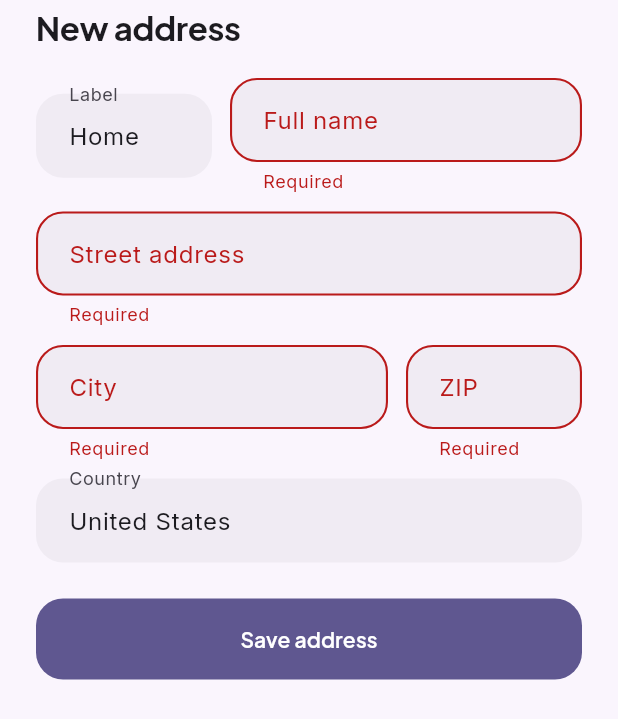
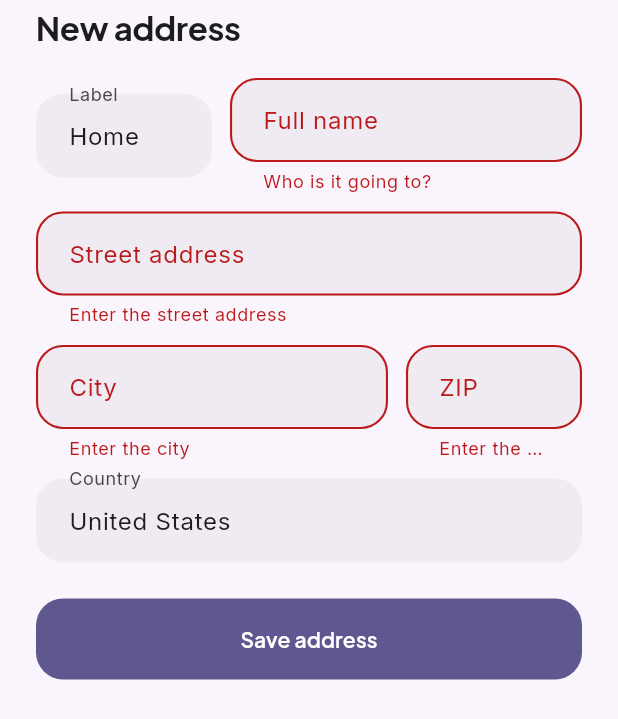
Before and after one commit to vladimirfiffie/ecommerce-app, a Flutter app: the AddressSheet widget shown alone on an empty page, opened directly, after a tap on "Save address", on a phone screen of 412 x 824 dp. Shown: the top 719 px of the screen. Run offline on Flutter 3.47's test engine with Material 3 defaults, Android fonts, the phone set to English and light mode, and no system bars; drawn by our look-alikes of dynamic_color; our stand-ins replace cached_network_image, flutter_animate, flutter_local_notifications, flutter_riverpod, go_router, google_fonts and 5 more; missing offline and left inert: haptic_kit; accounts and stored records are empty; network calls fail.

Commit message:
Make "For you" say something useful, and check what the address form takes
"For you" only ever talked about shopping. It now leads with the parcel,
which is the thing with a clock on it: an in-transit order with a
three-stage tracker and its arrival date, a just-delivered one with the
days left to send it back, and a filed return with its refund date. Rows
are ordered by urgency and capped at four — home is a shop, not a
dashboard.

Two more nudges from data already tracked: a saved item down to its last
few, and how much further the bag has to go for free delivery.

The address form accepted anything non-blank in every field — a name of
"1", a ZIP of "ABCDE", a country of "12345" — while the card form beside
it had Luhn, expiry and per-brand CVV checks. It now validates each field
properly, with US ZIPs checked strictly and everywhere else only having
to be plausible, since postcode formats differ in every country that has
them. Rules are Unicode-aware: an [a-zA-Z] name check rejects the people
it should be helping.

Also adds the keyboard types, autofill hints and field chaining the form
never had, and caps each field at the length the model will store.

Co-Authored-By: Claude Opus 5 (1M context) <noreply@anthropic.com>

```diff
--- a/lib/data/models/address.dart
+++ b/lib/data/models/address.dart
@@ -46,6 +46,98 @@ class Address {
   };
 }
 
+/// Field rules for the address form, kept beside the model so the form and
+/// its tests agree on what "valid" means.
+///
+/// Deliberately forgiving about *format* and strict about obvious nonsense:
+/// addresses worldwide are far too varied to pattern-match, but a name with no
+/// letters in it or a ZIP with the wrong digit count is a typo every time.
+abstract final class AddressValidator {
+  /// Long enough for real names and streets, short enough to stop a paste of
+  /// an entire document ending up in storage.
+  static const int maxShortField = 60;
+  static const int maxLine = 120;
+  static const int maxPostcode = 12;
+
+  // Unicode-aware throughout: plenty of real names and countries are not
+  // spelled in ASCII — Côte d'Ivoire, Türkiye, 東京 — and an [a-zA-Z] rule
+  // rejects the people it should be helping.
+  static final RegExp _hasLetter = RegExp(r'\p{L}', unicode: true);
+  static final RegExp _usZip = RegExp(r'^\d{5}(-\d{4})?$');
+  static final RegExp _genericPostcode = RegExp(
+    r'^[\p{L}\p{N}][\p{L}\p{N} -]*$',
+    unicode: true,
+  );
+  static final RegExp _countryShape = RegExp(r"^[\p{L} .'’-]+$", unicode: true);
+
+  /// The names people actually type for the US, since country is free text.
+  static const Set<String> _unitedStates = <String>{
+    'us',
+    'usa',
+    'u.s.',
+    'u.s.a.',
+    'united states',
+    'united states of america',
+  };
+
+  static bool isUnitedStates(String country) =>
+      _unitedStates.contains(country.trim().toLowerCase());
+
+  static String? validateLabel(String value) {
+    final String v = value.trim();
+    if (v.isEmpty) return 'Give it a name, like Home';
+    if (v.length > 24) return 'Keep it short';
+    return null;
+  }
+
+  static String? validateRecipient(String value) {
+    final String v = value.trim();
+    if (v.isEmpty) return 'Who is it going to?';
+    if (v.length < 2) return 'That looks too short';
+    if (!_hasLetter.hasMatch(v)) return 'Enter the recipient’s name';
+    if (v.length > maxShortField) return 'That looks too long';
+    return null;
+  }
+
+  static String? validateLine1(String value) {
+    final String v = value.trim();
+    if (v.isEmpty) return 'Enter the street address';
+    if (v.length < 4) return 'That looks too short';
+    if (v.length > maxLine) return 'That looks too long';
+    return null;
+  }
+
+  static String? validateCity(String value) {
+    final String v = value.trim();
+    if (v.isEmpty) return 'Enter the city';
+    if (!_hasLetter.hasMatch(v)) return 'That doesn’t look like a city';
+    if (v.length > maxShortField) return 'That looks too long';
+    return null;
+  }
+
+  /// US ZIPs are checked properly; everywhere else only has to be plausible,
+  /// because postcode formats differ in every country that has them.
+  static String? validatePostcode(String value, {required String country}) {
+    final String v = value.trim();
+    if (v.isEmpty) return 'Enter the postcode';
+
+    if (isUnitedStates(country)) {
+      return _usZip.hasMatch(v) ? null : 'Use 5 digits, or ZIP+4';
+    }
+    if (v.length > maxPostcode) return 'That looks too long';
+    return _genericPostcode.hasMatch(v) ? null : 'That doesn’t look right';
+  }
+
+  static String? validateCountry(String value) {
+    final String v = value.trim();
+    if (v.isEmpty) return 'Enter the country';
+    if (v.length < 2) return 'That looks too short';
+    if (!_countryShape.hasMatch(v)) return 'Letters only';
+    if (v.length > maxShortField) return 'That looks too long';
+    return null;
+  }
+}
+
 /// A stored card / wallet. Mocked — no real payment data is ever handled.
 @immutable
 class PaymentMethod {
--- a/lib/features/checkout/widgets/address_sheet.dart
+++ b/lib/features/checkout/widgets/address_sheet.dart
@@ -1,4 +1,5 @@
 import 'package:flutter/material.dart';
+import 'package:flutter/services.dart';
 import 'package:flutter_riverpod/flutter_riverpod.dart';
 
 import '../../../data/models/address.dart';
@@ -79,8 +80,11 @@ class _AddressSheetState extends ConsumerState<AddressSheet> {
     if (mounted) Navigator.of(context).pop();
   }
 
-  String? _required(String? value) =>
-      (value == null || value.trim().isEmpty) ? 'Required' : null;
+  /// Caps a field at the length the model will accept, so an over-long paste
+  /// is stopped at the keyboard rather than at validation.
+  List<TextInputFormatter> _limit(int max) => <TextInputFormatter>[
+    LengthLimitingTextInputFormatter(max),
+  ];
 
   @override
   Widget build(BuildContext context) {
@@ -106,8 +110,11 @@ class _AddressSheetState extends ConsumerState<AddressSheet> {
                   Expanded(
                     child: TextFormField(
                       controller: _label,
-                      validator: _required,
+                      validator: (String? v) =>
+                          AddressValidator.validateLabel(v ?? ''),
                       textCapitalization: TextCapitalization.words,
+                      textInputAction: TextInputAction.next,
+                      inputFormatters: _limit(24),
                       decoration: const InputDecoration(labelText: 'Label'),
                     ),
                   ),
@@ -116,8 +123,12 @@ class _AddressSheetState extends ConsumerState<AddressSheet> {
                     flex: 2,
                     child: TextFormField(
                       controller: _recipient,
-                      validator: _required,
+                      validator: (String? v) =>
+                          AddressValidator.validateRecipient(v ?? ''),
                       textCapitalization: TextCapitalization.words,
+                      textInputAction: TextInputAction.next,
+                      autofillHints: const <String>[AutofillHints.name],
+                      inputFormatters: _limit(AddressValidator.maxShortField),
                       decoration: const InputDecoration(labelText: 'Full name'),
                     ),
                   ),
@@ -126,8 +137,13 @@ class _AddressSheetState extends ConsumerState<AddressSheet> {
               const SizedBox(height: 12),
               TextFormField(
                 controller: _line1,
-                validator: _required,
+                validator: (String? v) =>
+                    AddressValidator.validateLine1(v ?? ''),
                 textCapitalization: TextCapitalization.words,
+                textInputAction: TextInputAction.next,
+                keyboardType: TextInputType.streetAddress,
+                autofillHints: const <String>[AutofillHints.fullStreetAddress],
+                inputFormatters: _limit(AddressValidator.maxLine),
                 decoration: const InputDecoration(labelText: 'Street address'),
               ),
               const SizedBox(height: 12),
@@ -137,8 +153,12 @@ class _AddressSheetState extends ConsumerState<AddressSheet> {
                     flex: 2,
                     child: TextFormField(
                       controller: _city,
-                      validator: _required,
+                      validator: (String? v) =>
+                          AddressValidator.validateCity(v ?? ''),
                       textCapitalization: TextCapitalization.words,
+                      textInputAction: TextInputAction.next,
+                      autofillHints: const <String>[AutofillHints.addressCity],
+                      inputFormatters: _limit(AddressValidator.maxShortField),
                       decoration: const InputDecoration(labelText: 'City'),
                     ),
                   ),
@@ -146,7 +166,17 @@ class _AddressSheetState extends ConsumerState<AddressSheet> {
                   Expanded(
                     child: TextFormField(
                       controller: _postcode,
-                      validator: _required,
+                      // Country decides the rule, so the postcode has to be
+                      // re-checked whenever the country changes underneath it.
+                      validator: (String? v) =>
+                          AddressValidator.validatePostcode(
+                            v ?? '',
+                            country: _country.text,
+                          ),
+                      textCapitalization: TextCapitalization.characters,
+                      textInputAction: TextInputAction.next,
+                      autofillHints: const <String>[AutofillHints.postalCode],
+                      inputFormatters: _limit(AddressValidator.maxPostcode),
                       decoration: const InputDecoration(labelText: 'ZIP'),
                     ),
                   ),
@@ -155,8 +185,13 @@ class _AddressSheetState extends ConsumerState<AddressSheet> {
               const SizedBox(height: 12),
               TextFormField(
                 controller: _country,
-                validator: _required,
+                validator: (String? v) =>
+                    AddressValidator.validateCountry(v ?? ''),
                 textCapitalization: TextCapitalization.words,
+                textInputAction: TextInputAction.done,
+                autofillHints: const <String>[AutofillHints.countryName],
+                inputFormatters: _limit(AddressValidator.maxShortField),
+                onFieldSubmitted: (_) => _save(),
                 decoration: const InputDecoration(labelText: 'Country'),
               ),
               const SizedBox(height: 24),
--- a/lib/state/orders_provider.dart
+++ b/lib/state/orders_provider.dart
@@ -202,8 +202,9 @@ Duration? orderStatusTick = const Duration(minutes: 1);
 /// on screen would otherwise still claim "Processing" hours after the parcel
 /// shipped. Watching this makes those screens keep up on their own.
 ///
-/// Auto-disposed so the timer only runs while something is actually showing an
-/// order.
+/// Auto-disposed so the timer stops when nothing is listening. In practice
+/// home's "For you" keeps it alive whenever there's an open order, which is
+/// exactly when it's earning its keep.
 final AutoDisposeStreamProvider<int> orderClockProvider =
     StreamProvider.autoDispose<int>((Ref ref) {
       final Duration? tick = orderStatusTick;
```
Also changed, not shown: lib/features/home/widgets/for_you_card.dart (+62 -18 lines), lib/state/for_you_provider.dart (+209 -20 lines), 3 other files.
